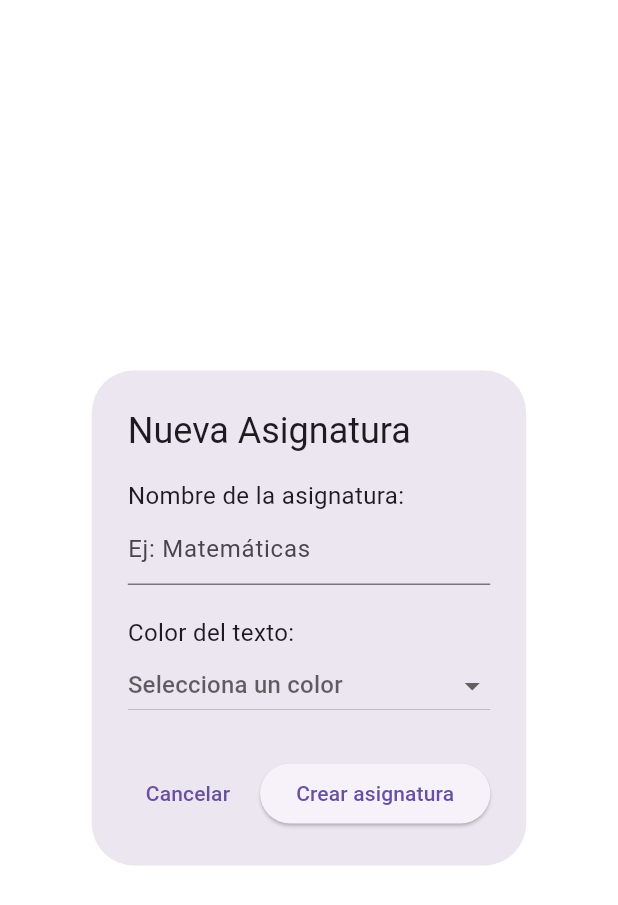
After one commit to soler504/my_homework_app, a Flutter app: the CrearAsignatura screen opened by its route, on a phone screen of 412 x 824 dp. The commit adds this screen. Shown: the top 905 px of the screen. Run offline on Flutter 3.47's test engine with Material 3 defaults, Android fonts, the phone set to English and light mode, and no system bars; our stand-ins replace firebase_auth, firebase_core, flutter_local_notifications, get, go_router, google_sign_in and 2 more; accounts and stored records are empty; network calls fail.

Commit message:
commit nuevo

```diff
--- a/lib/src/config/router/app_router.dart
+++ b/lib/src/config/router/app_router.dart
@@ -1,9 +1,14 @@
+import 'package:flutter/material.dart';
 import 'package:go_router/go_router.dart';
+import 'package:my_homework_app/src/pages/agg_asignatura_page.dart';
 import 'package:my_homework_app/src/pages/bienvenida_page.dart';
 import 'package:my_homework_app/src/pages/calendar_page.dart';
 import 'package:my_homework_app/src/pages/home_page.dart';
 import 'package:my_homework_app/src/pages/login_page.dart';
+import 'package:my_homework_app/src/pages/new_tarea_page.dart';
 import 'package:my_homework_app/src/pages/notificacion_page.dart';
+import 'package:my_homework_app/src/pages/popups.dart';
+
 import 'package:my_homework_app/src/pages/perfil_page.dart';
 import 'package:my_homework_app/src/pages/registro_page.dart';
 
@@ -12,6 +17,24 @@ final appRouter = GoRouter(
     //paginas iniciales, bienvenida, login, registro
     GoRoute(path: '/', builder: (context, state) => BienvenidaPage()),
     GoRoute(path: '/login', builder: (context, state) => LoginPage()),
+
+    GoRoute(path: '/Popup',
+    builder: (context, state) => mostrarPopup(context) as Widget),
+        GoRoute(
+                name: 'ingresar materia',
+                path: '/Popup/nueva-asignatura',
+                builder: (context, state) {
+                  return CrearAsignatura();
+                },
+              ),
+        GoRoute(
+                name: 'ingresar materia',
+                path: '/Popup/nueva-tarea',
+                builder: (context, state) {
+                  return CrearTarea(asignaturas: state.extra as List<String>);
+                },
+              ),
+
     GoRoute(path: '/registro', builder: (context, state) => RegistroPage()),
     //paginas principales
     GoRoute(path: '/home', builder: (context, state) => HomePage()),
--- /dev/null
+++ b/lib/src/pages/agg_asignatura_page.dart
@@ -0,0 +1,101 @@
+import 'package:flutter/material.dart';
+
+class CrearAsignatura extends StatefulWidget {
+  final void Function(String nombre, Color color)? onAsignaturaCreada;
+
+  const CrearAsignatura({super.key, this.onAsignaturaCreada});
+
+  @override
+  State<CrearAsignatura> createState() => _CrearAsignaturaPopupState();
+}
+
+class _CrearAsignaturaPopupState extends State<CrearAsignatura> {
+  final TextEditingController nombreController = TextEditingController();
+  String? colorSeleccionado;
+
+  final Map<String, Color> colores = {
+    'Verde': Colors.green,
+    'Rojo': Colors.red,
+    'Azul': Colors.blue,
+    'Morado': Colors.purple,
+    'Amarillo': Colors.yellow,
+    'Negro': Colors.black,
+  };
+
+  void crearAsignatura() {
+    final nombre = nombreController.text;
+    final color = colorSeleccionado != null ? colores[colorSeleccionado] : null;
+
+    if (nombre.isEmpty || color == null) {
+      showDialog(
+        context: context,
+        builder: (_) => AlertDialog(
+          title: const Text('Campos incompletos'),
+          content: const Text('Por favor completa todos los campos.'),
+          actions: [
+            TextButton(
+              child: const Text('OK'),
+              onPressed: () => Navigator.pop(context),
+            ),
+          ],
+        ),
+      );
+      return;
+    }
+
+    widget.onAsignaturaCreada?.call(nombre, color);
+    Navigator.pop(context);
+  }
+
+  @override
+  Widget build(BuildContext context) {
+    return AlertDialog(
+      title: const Text('Nueva Asignatura'),
+      content: SingleChildScrollView(
+        child: Column(
+          crossAxisAlignment: CrossAxisAlignment.start,
+          children: [
+            const Text('Nombre de la asignatura:', style: TextStyle(fontSize: 16)),
+            TextField(
+              controller: nombreController,
+              decoration: const InputDecoration(
+                hintText: 'Ej: Matemáticas',
+              ),
+            ),
+            const SizedBox(height: 20),
+            const Text('Color del texto:', style: TextStyle(fontSize: 16)),
+            DropdownButton<String>(
+              value: colorSeleccionado,
+              hint: const Text('Selecciona un color'),
+              isExpanded: true,
+              items: colores.keys.map((colorNombre) {
+                return DropdownMenuItem<String>(
+                  value: colorNombre,
+                  child: Text(
+                    colorNombre,
+                    style: TextStyle(color: colores[colorNombre]),
+                  ),
+                );
+              }).toList(),
+              onChanged: (valor) {
+                setState(() {
+                  colorSeleccionado = valor;
+                });
+              },
+            ),
+          ],
+        ),
+      ),
+      actions: [
+        TextButton(
+          child: const Text('Cancelar'),
+          onPressed: () => Navigator.pop(context),
+        ),
+        ElevatedButton(
+          onPressed: crearAsignatura,
+          child: const Text('Crear asignatura'),
+        ),
+      ],
+    );
+  }
+}
--- a/lib/src/pages/perfil_page.dart
+++ b/lib/src/pages/perfil_page.dart
@@ -10,8 +10,8 @@ class PerfilPage extends StatelessWidget {
   Widget build(BuildContext context) {
     return SafeArea(
       child: Scaffold(
-        bottomNavigationBar: CustomBottomNavigation(),
-        appBar: CustomAppBar(),
+        bottomNavigationBar: CustomBottomNavigation(user: null,),
+        appBar: CustomAppBar(userURL: '',),
         drawer: SideMenu(),
         body: Center(
           child: Column(
--- /dev/null
+++ b/lib/src/pages/popups.dart
@@ -0,0 +1,34 @@
+import 'package:flutter/material.dart';
+import 'package:go_router/go_router.dart';
+
+class mostrarPopup {mostrarPopup(BuildContext context);
+  static void mostrar(BuildContext context) {
+    showDialog(
+      context: context,
+      builder: (context) => AlertDialog(
+        title: const Text("¿Qué deseas crear?"),
+        content: const Text("Selecciona una de las siguientes opciones:"),
+        actions: [
+          TextButton(
+            onPressed: () {
+              Navigator.pop(context);
+              context.go('/nueva-tarea');
+            },
+            child: const Text("Nueva Tarea"),
+          ),
+          TextButton(
+            onPressed: () {
+              Navigator.pop(context);
+              context.go('/nueva-asignatura');
+            },
+            child: const Text("Nueva Asignatura"),
+          ),
+          TextButton(
+            onPressed: () => Navigator.pop(context),
+            child: const Text("Cancelar"),
+          ),
+        ],
+      ),
+    );
+  }
+}
```
Also changed, not shown: lib/src/pages/new_tarea_page.dart (added, +158 -0 lines), pubspec.lock, 1 other file.
